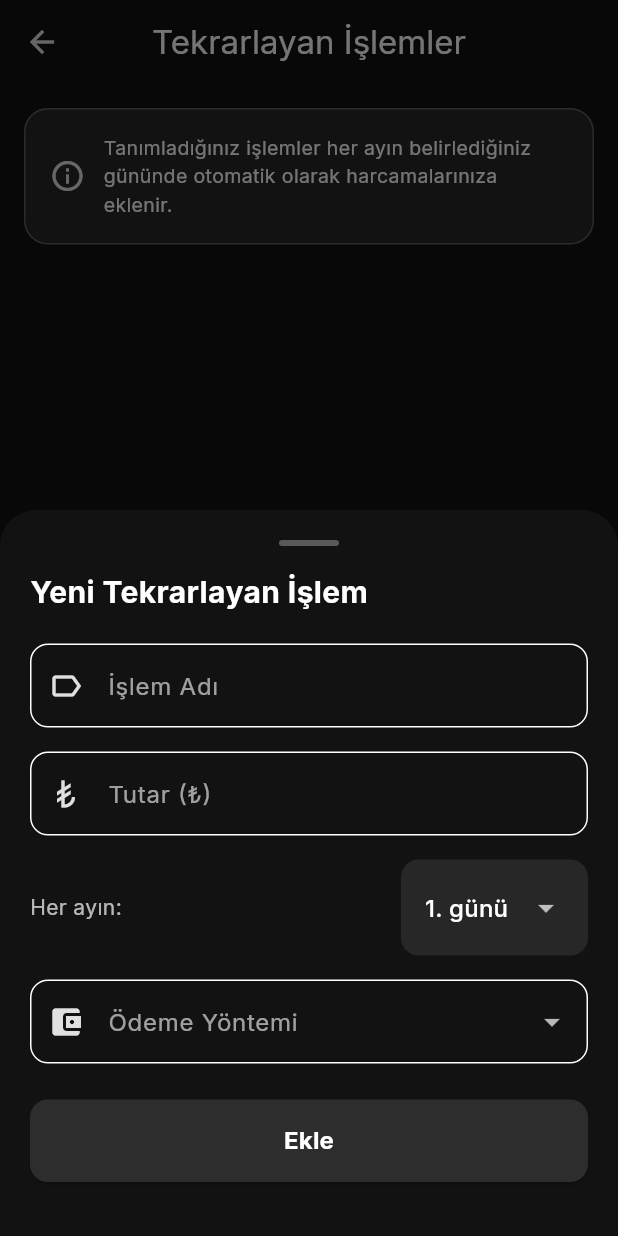
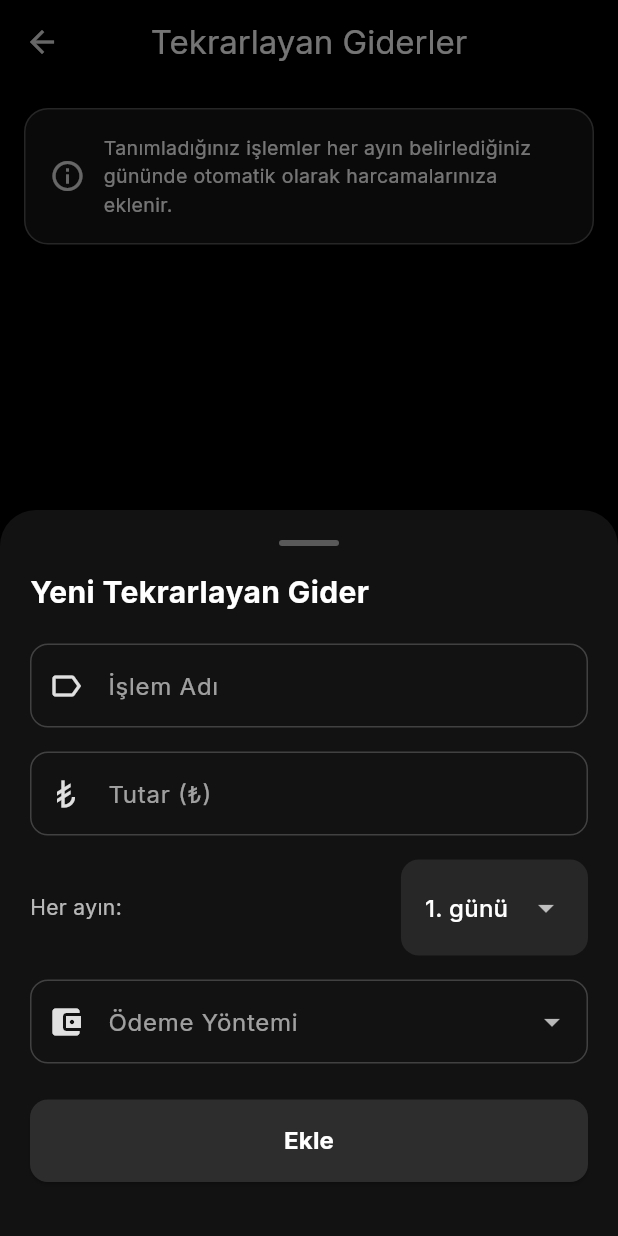
Before and after one commit to SeyitAltintas/Cashly, a Flutter app: the RecurringTransactionsPage screen opened directly with empty values, after a tap on the "add" icon, on a phone screen of 412 x 824 dp. Run offline on Flutter 3.47's test engine with Material 3 defaults, Android fonts, the phone set to English and light mode, and no system bars; our stand-ins replace file_picker, fl_chart, flutter_tts, get_it, hive_flutter, image_picker and 6 more; accounts and stored records are empty.

Commit message:
✅ 3 Değişiklik Tamamlandı 1. Arka Plan Rengi Siyah Sayfa	Değişiklik recurring_transactions_page.dart	Tekrarlayan Giderler → Siyah arka plan recurring_income_page.dart	Tekrarlayan Gelirler → Siyah arka plan 2. Varsayılan Ödeme Yöntemi: Nakit ✅ Yeni kullanıcı oluşturulduğunda → Nakit otomatik seçili ✅ Veriler silindiğinde → Nakit yine varsayılan olarak seçili payment_method_repository_impl.dart ve backup_service.dart güncellendi 3. TextField Çerçeveleri Silik Beyaz Her iki sayfadaki tüm TextField'lar için: Normal: Colors.white.withValues(alpha: 0.2) (silik beyaz) Odaklanıldığında: Colors.white.withValues(alpha: 0.5) (hafif belirgin)

```diff
--- a/lib/core/services/backup_service.dart
+++ b/lib/core/services/backup_service.dart
@@ -343,7 +343,8 @@ class BackupService {
       );
       await paymentRepo.saveTransfers(userId, []);
       await expenseRepo.saveBudget(userId, 0);
-      await paymentRepo.saveDefaultPaymentMethod(userId, null);
+      // Varsayılan ödeme yöntemi olarak Nakit seçili olsun
+      await paymentRepo.saveDefaultPaymentMethod(userId, 'nakit_default');
 
       // Streak verilerini sıfırla
       await StreakService.initialize();
--- a/lib/features/settings/presentation/pages/recurring_transactions_page.dart
+++ b/lib/features/settings/presentation/pages/recurring_transactions_page.dart
@@ -105,7 +105,7 @@ class _RecurringTransactionsPageState extends State<RecurringTransactionsPage> {
                   ),
                   const SizedBox(height: 16),
                   Text(
-                    islem == null ? 'Yeni Tekrarlayan İşlem' : 'İşlemi Düzenle',
+                    islem == null ? 'Yeni Tekrarlayan Gider' : 'İşlemi Düzenle',
                     style: TextStyle(
                       color: Theme.of(context).colorScheme.onSurface,
                       fontSize: 20,
@@ -133,6 +133,21 @@ class _RecurringTransactionsPageState extends State<RecurringTransactionsPage> {
                       ),
                       border: OutlineInputBorder(
                         borderRadius: BorderRadius.circular(12),
+                        borderSide: BorderSide(
+                          color: Colors.white.withValues(alpha: 0.2),
+                        ),
+                      ),
+                      enabledBorder: OutlineInputBorder(
+                        borderRadius: BorderRadius.circular(12),
+                        borderSide: BorderSide(
+                          color: Colors.white.withValues(alpha: 0.2),
+                        ),
+                      ),
+                      focusedBorder: OutlineInputBorder(
+                        borderRadius: BorderRadius.circular(12),
+                        borderSide: BorderSide(
+                          color: Colors.white.withValues(alpha: 0.5),
+                        ),
                       ),
                     ),
                     validator: (value) {
@@ -166,6 +181,21 @@ class _RecurringTransactionsPageState extends State<RecurringTransactionsPage> {
                       ),
                       border: OutlineInputBorder(
                         borderRadius: BorderRadius.circular(12),
+                        borderSide: BorderSide(
+                          color: Colors.white.withValues(alpha: 0.2),
+                        ),
+                      ),
+                      enabledBorder: OutlineInputBorder(
+                        borderRadius: BorderRadius.circular(12),
+                        borderSide: BorderSide(
+                          color: Colors.white.withValues(alpha: 0.2),
+                        ),
+                      ),
+                      focusedBorder: OutlineInputBorder(
+                        borderRadius: BorderRadius.circular(12),
+                        borderSide: BorderSide(
+                          color: Colors.white.withValues(alpha: 0.5),
+                        ),
                       ),
                     ),
                     validator: (value) {
@@ -257,6 +287,21 @@ class _RecurringTransactionsPageState extends State<RecurringTransactionsPage> {
                       ),
                       border: OutlineInputBorder(
                         borderRadius: BorderRadius.circular(12),
+                        borderSide: BorderSide(
+                          color: Colors.white.withValues(alpha: 0.2),
+                        ),
+                      ),
+                      enabledBorder: OutlineInputBorder(
+                        borderRadius: BorderRadius.circular(12),
+                        borderSide: BorderSide(
+                          color: Colors.white.withValues(alpha: 0.2),
+                        ),
+                      ),
+                      focusedBorder: OutlineInputBorder(
+                        borderRadius: BorderRadius.circular(12),
+                        borderSide: BorderSide(
+                          color: Colors.white.withValues(alpha: 0.5),
+                        ),
                       ),
                     ),
                     items: _odemeYontemleri
@@ -383,9 +428,9 @@ class _RecurringTransactionsPageState extends State<RecurringTransactionsPage> {
   @override
   Widget build(BuildContext context) {
     return Scaffold(
-      backgroundColor: Theme.of(context).colorScheme.surface,
+      backgroundColor: Colors.black,
       appBar: AppBar(
-        title: const Text('Tekrarlayan İşlemler'),
+        title: const Text('Tekrarlayan Giderler'),
         backgroundColor: Colors.transparent,
         elevation: 0,
       ),
```
Also changed, not shown: lib/features/income/presentation/pages/recurring_income_page.dart (+46 -1 lines), lib/features/payment_methods/data/repositories/payment_method_repository_impl.dart (+8 -2 lines).
